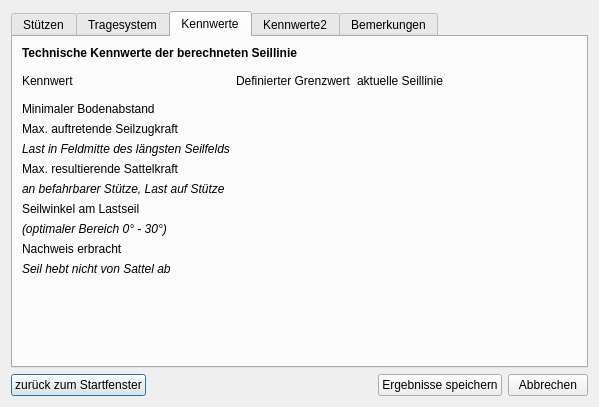
This is gui/adjustmentDialog.ui in piMoll/SEILAPLAN as Qt 5 draws it before an edit. The edited form follows.
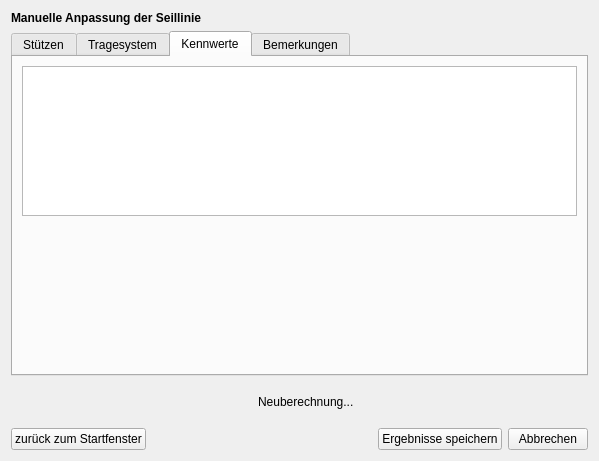
This is the edited form. The open tabs and pages were chosen to show the change. Icons and pictures are not drawn.

The edit to the form file:
```diff
--- a/gui/adjustmentDialog.ui
+++ b/gui/adjustmentDialog.ui
@@ -7,7 +7,7 @@
     <x>0</x>
     <y>0</y>
     <width>599</width>
-    <height>407</height>
+    <height>461</height>
    </rect>
   </property>
   <property name="windowTitle">
@@ -524,381 +524,86 @@
         <attribute name="title">
          <string>Kennwerte</string>
         </attribute>
-        <layout class="QGridLayout" name="gridLayout_4">
-         <item row="3" column="0">
-          <spacer name="verticalSpacer_5">
-           <property name="orientation">
-            <enum>Qt::Vertical</enum>
-           </property>
-           <property name="sizeHint" stdset="0">
-            <size>
-             <width>20</width>
-             <height>40</height>
-            </size>
-           </property>
-          </spacer>
-         </item>
-         <item row="0" column="0">
-          <layout class="QVBoxLayout" name="verticalLayout_2">
-           <item>
-            <widget class="QLabel" name="label_22">
-             <property name="font">
-              <font>
-               <weight>75</weight>
-               <bold>true</bold>
-              </font>
-             </property>
-             <property name="text">
-              <string>Technische Kennwerte der berechneten Seillinie</string>
-             </property>
-            </widget>
-           </item>
-          </layout>
-         </item>
-         <item row="1" column="0">
-          <layout class="QGridLayout" name="gridLayout_5">
-           <item row="3" column="0">
-            <layout class="QVBoxLayout" name="verticalLayout_8">
-             <item>
-              <widget class="QLabel" name="label_29">
-               <property name="text">
-                <string>Max. resultierende Sattelkraft</string>
-               </property>
-              </widget>
-             </item>
-             <item>
-              <widget class="QLabel" name="label_34">
-               <property name="font">
-                <font>
-                 <italic>true</italic>
-                </font>
-               </property>
-               <property name="text">
-                <string>an befahrbarer Stütze, Last auf Stütze</string>
-               </property>
-              </widget>
-             </item>
-            </layout>
-           </item>
-           <item row="4" column="0">
-            <layout class="QVBoxLayout" name="verticalLayout_9">
-             <item>
-              <widget class="QLabel" name="label_39">
-               <property name="text">
-                <string>Seilwinkel am Lastseil</string>
-               </property>
-              </widget>
-             </item>
-             <item>
-              <widget class="QLabel" name="label_40">
-               <property name="font">
-                <font>
-                 <italic>true</italic>
-                </font>
-               </property>
-               <property name="text">
-                <string>(optimaler Bereich 0° - 30°)</string>
-               </property>
-              </widget>
-             </item>
-            </layout>
-           </item>
-           <item row="1" column="1">
-            <widget class="QLabel" name="txtBodenabstT">
-             <property name="text">
-              <string/>
-             </property>
-            </widget>
-           </item>
-           <item row="0" column="0">
-            <widget class="QLabel" name="label_23">
-             <property name="minimumSize">
-              <size>
-               <width>0</width>
-               <height>30</height>
-              </size>
-             </property>
-             <property name="text">
-              <string>Kennwert</string>
-             </property>
-            </widget>
-           </item>
-           <item row="4" column="1">
-            <widget class="QLabel" name="txtAlphaT">
-             <property name="text">
-              <string/>
-             </property>
-            </widget>
-           </item>
-           <item row="5" column="0">
-            <layout class="QVBoxLayout" name="verticalLayout_10">
-             <item>
-              <widget class="QLabel" name="label_41">
-               <property name="text">
-                <string>Nachweis erbracht</string>
-               </property>
-              </widget>
-             </item>
-             <item>
-              <widget class="QLabel" name="label_42">
-               <property name="font">
-                <font>
-                 <italic>true</italic>
-                </font>
-               </property>
-               <property name="text">
-                <string>Seil hebt nicht von Sattel ab</string>
-               </property>
-              </widget>
-             </item>
-            </layout>
-           </item>
-           <item row="0" column="2">
-            <widget class="QLabel" name="label_25">
-             <property name="text">
-              <string>aktuelle Seillinie</string>
-             </property>
-            </widget>
-           </item>
-           <item row="2" column="0">
-            <layout class="QVBoxLayout" name="verticalLayout_7">
-             <item>
-              <widget class="QLabel" name="label_32">
-               <property name="text">
-                <string>Max. auftretende Seilzugkraft</string>
-               </property>
-              </widget>
-             </item>
-             <item>
-              <widget class="QLabel" name="label_33">
-               <property name="font">
-                <font>
-                 <italic>true</italic>
-                </font>
-               </property>
-               <property name="text">
-                <string>Last in Feldmitte des längsten Seilfelds</string>
-               </property>
-              </widget>
-             </item>
-            </layout>
-           </item>
-           <item row="2" column="1">
-            <widget class="QLabel" name="txtTmaxT">
-             <property name="text">
-              <string/>
-             </property>
-            </widget>
-           </item>
-           <item row="0" column="1">
-            <widget class="QLabel" name="label_24">
-             <property name="text">
-              <string>Definierter Grenzwert</string>
-             </property>
-            </widget>
-           </item>
-           <item row="5" column="1">
-            <widget class="QLabel" name="txtNachwT">
-             <property name="text">
-              <string/>
-             </property>
-            </widget>
-           </item>
-           <item row="2" column="2">
-            <widget class="QLabel" name="txtTmaxV">
-             <property name="text">
-              <string/>
-             </property>
-            </widget>
-           </item>
-           <item row="3" column="2">
-            <widget class="QLabel" name="txtFSaBefV">
-             <property name="text">
-              <string/>
-             </property>
-            </widget>
-           </item>
-           <item row="1" column="2">
-            <widget class="QLabel" name="txtMinBodenabstV">
-             <property name="text">
-              <string/>
-             </property>
-            </widget>
-           </item>
-           <item row="1" column="0">
-            <widget class="QLabel" name="label_26">
-             <property name="text">
-              <string>Minimaler Bodenabstand</string>
-             </property>
-            </widget>
-           </item>
-           <item row="3" column="1">
-            <widget class="QLabel" name="txtFSaBefT">
-             <property name="text">
-              <string/>
-             </property>
-            </widget>
-           </item>
-           <item row="1" column="3">
-            <widget class="QLabel" name="label_43">
-             <property name="text">
-              <string>&lt;html&gt;&lt;head/&gt;&lt;body&gt;&lt;p&gt;&lt;img src=&quot;:/plugins/SeilaplanPlugin/gui/icons/icon_yellow.png&quot;/&gt;&lt;/p&gt;&lt;/body&gt;&lt;/html&gt;</string>
-             </property>
-            </widget>
-           </item>
-           <item row="2" column="3">
-            <widget class="QLabel" name="label_44">
-             <property name="text">
-              <string>&lt;html&gt;&lt;head/&gt;&lt;body&gt;&lt;p&gt;&lt;img src=&quot;:/plugins/SeilaplanPlugin/gui/icons/icon_yellow.png&quot;/&gt;&lt;/p&gt;&lt;/body&gt;&lt;/html&gt;</string>
-             </property>
-            </widget>
-           </item>
-           <item row="3" column="3">
-            <widget class="QLabel" name="label_45">
-             <property name="text">
-              <string>&lt;html&gt;&lt;head/&gt;&lt;body&gt;&lt;p&gt;&lt;img src=&quot;:/plugins/SeilaplanPlugin/gui/icons/icon_yellow.png&quot;/&gt;&lt;/p&gt;&lt;/body&gt;&lt;/html&gt;</string>
-             </property>
-            </widget>
-           </item>
-           <item row="4" column="3">
-            <widget class="QLabel" name="label_46">
-             <property name="text">
-              <string>&lt;html&gt;&lt;head/&gt;&lt;body&gt;&lt;p&gt;&lt;img src=&quot;:/plugins/SeilaplanPlugin/gui/icons/icon_yellow.png&quot;/&gt;&lt;/p&gt;&lt;/body&gt;&lt;/html&gt;</string>
-             </property>
-            </widget>
-           </item>
-           <item row="5" column="3">
-            <widget class="QLabel" name="label_47">
-             <property name="text">
-              <string>&lt;html&gt;&lt;head/&gt;&lt;body&gt;&lt;p&gt;&lt;img src=&quot;:/plugins/SeilaplanPlugin/gui/icons/icon_yellow.png&quot;/&gt;&lt;/p&gt;&lt;/body&gt;&lt;/html&gt;</string>
-             </property>
-            </widget>
-           </item>
-           <item row="4" column="2">
-            <widget class="QLabel" name="txtAlphaV">
-             <property name="text">
-              <string/>
-             </property>
-            </widget>
-           </item>
-           <item row="5" column="2">
-            <widget class="QLabel" name="txtNachwV">
-             <property name="text">
-              <string/>
-             </property>
-            </widget>
-           </item>
-          </layout>
-         </item>
-        </layout>
-       </widget>
-       <widget class="QWidget" name="tabThreshold2">
-        <attribute name="title">
-         <string>Kennwerte2</string>
-        </attribute>
         <layout class="QVBoxLayout" name="verticalLayout_12">
          <item>
           <layout class="QVBoxLayout" name="verticalLayout_11">
            <item>
-            <widget class="QTableWidget" name="tableThresholds">
-             <property name="frameShape">
-              <enum>QFrame::StyledPanel</enum>
+            <layout class="QHBoxLayout" name="horizontalLayout">
+             <item>
+              <widget class="QTableView" name="tableThresholds">
+               <property name="enabled">
+                <bool>true</bool>
+               </property>
+               <property name="sizePolicy">
+                <sizepolicy hsizetype="Expanding" vsizetype="Expanding">
+                 <horstretch>0</horstretch>
+                 <verstretch>0</verstretch>
+                </sizepolicy>
+               </property>
+               <property name="locale">
+                <locale language="German" country="Switzerland"/>
+               </property>
+               <property name="frameShape">
+                <enum>QFrame::StyledPanel</enum>
+               </property>
+               <property name="frameShadow">
+                <enum>QFrame::Sunken</enum>
+               </property>
+               <property name="verticalScrollBarPolicy">
+                <enum>Qt::ScrollBarAsNeeded</enum>
+               </property>
+               <property name="horizontalScrollBarPolicy">
+                <enum>Qt::ScrollBarAsNeeded</enum>
+               </property>
+               <property name="sizeAdjustPolicy">
+                <enum>QAbstractScrollArea::AdjustToContents</enum>
+               </property>
+               <property name="autoScroll">
+                <bool>true</bool>
+               </property>
+               <property name="showDropIndicator" stdset="0">
+                <bool>false</bool>
+               </property>
+               <property name="selectionMode">
+                <enum>QAbstractItemView::SingleSelection</enum>
+               </property>
+               <property name="selectionBehavior">
+                <enum>QAbstractItemView::SelectItems</enum>
+               </property>
+               <property name="wordWrap">
+                <bool>true</bool>
+               </property>
+               <property name="cornerButtonEnabled">
+                <bool>false</bool>
+               </property>
+               <attribute name="horizontalHeaderHighlightSections">
+                <bool>false</bool>
+               </attribute>
+               <attribute name="horizontalHeaderStretchLastSection">
+                <bool>true</bool>
+               </attribute>
+               <attribute name="verticalHeaderVisible">
+                <bool>false</bool>
+               </attribute>
+               <attribute name="verticalHeaderMinimumSectionSize">
+                <number>40</number>
+               </attribute>
+              </widget>
+             </item>
+            </layout>
+           </item>
+           <item>
+            <spacer name="verticalSpacer">
+             <property name="orientation">
+              <enum>Qt::Vertical</enum>
              </property>
-             <property name="frameShadow">
-              <enum>QFrame::Sunken</enum>
+             <property name="sizeHint" stdset="0">
+              <size>
+               <width>20</width>
+               <height>1</height>
+              </size>
              </property>
-             <property name="sizeAdjustPolicy">
-              <enum>QAbstractScrollArea::AdjustToContents</enum>
-             </property>
-             <property name="rowCount">
-              <number>5</number>
-             </property>
-             <property name="columnCount">
-              <number>4</number>
-             </property>
-             <attribute name="horizontalHeaderVisible">
-              <bool>false</bool>
-             </attribute>
-             <attribute name="horizontalHeaderHighlightSections">
-              <bool>true</bool>
-             </attribute>
-             <attribute name="verticalHeaderVisible">
-              <bool>false</bool>
-             </attribute>
-             <attribute name="verticalHeaderHighlightSections">
-              <bool>true</bool>
-             </attribute>
-             <row>
-              <property name="text">
-               <string>New Row</string>
-              </property>
-             </row>
-             <row>
-              <property name="text">
-               <string>New Row</string>
-              </property>
-             </row>
-             <row>
-              <property name="text">
-               <string>New Row</string>
-              </property>
-             </row>
-             <row>
-              <property name="text">
-               <string>New Row</string>
-              </property>
-             </row>
-             <row>
-              <property name="text">
-               <string>New Row</string>
-              </property>
-             </row>
-             <column>
-              <property name="text">
-               <string>Kennwert</string>
-              </property>
-             </column>
-             <column>
-              <property name="text">
-               <string>Def. Grenzwert</string>
-              </property>
-             </column>
-             <column>
-              <property name="text">
-               <string>aktuelle Seillinie</string>
-              </property>
-             </column>
-             <column>
-              <property name="text">
-               <string/>
-              </property>
-             </column>
-             <item row="0" column="0">
-              <property name="text">
-               <string>Minimaler Bodenabstand</string>
-              </property>
-             </item>
-             <item row="1" column="0">
-              <property name="text">
-               <string>Max. auftretende Seilzugkraft am Lastseil (Last in Feldmitte des längsten Seilfeldes)</string>
-              </property>
-             </item>
-             <item row="2" column="0">
-              <property name="text">
-               <string>Resultierende Sattelkraft (an befahrbarer Stütze, Last auf Stütze)</string>
-              </property>
-             </item>
-             <item row="3" column="0">
-              <property name="text">
-               <string>Seilwinkel am Lastseil (optimaler Bereich 0° - 30°)</string>
-              </property>
-             </item>
-             <item row="4" column="0">
-              <property name="text">
-               <string>Nachweis erbracht, dass Seil nicht vom Sattel abhebt</string>
-              </property>
-             </item>
-            </widget>
+            </spacer>
            </item>
           </layout>
          </item>
@@ -955,16 +660,16 @@
      </item>
     </layout>
    </item>
-   <item row="0" column="0">
-    <layout class="QVBoxLayout" name="plotLayout"/>
-   </item>
-   <item row="3" column="0">
+   <item row="4" column="0">
     <layout class="QHBoxLayout" name="buttonLayout">
      <item>
       <widget class="QPushButton" name="btnBackToStart">
        <property name="text">
         <string>zurück zum Startfenster</string>
        </property>
+       <property name="autoDefault">
+        <bool>false</bool>
+       </property>
       </widget>
      </item>
      <item>
@@ -985,6 +690,9 @@
        <property name="text">
         <string>Ergebnisse speichern</string>
        </property>
+       <property name="autoDefault">
+        <bool>false</bool>
+       </property>
       </widget>
      </item>
      <item>
@@ -992,10 +700,73 @@
        <property name="text">
         <string>Abbrechen</string>
        </property>
+       <property name="autoDefault">
+        <bool>false</bool>
+       </property>
       </widget>
      </item>
     </layout>
    </item>
+   <item row="3" column="0">
+    <layout class="QHBoxLayout" name="horizontalLayout_2">
+     <item>
+      <spacer name="horizontalSpacer_2">
+       <property name="orientation">
+        <enum>Qt::Horizontal</enum>
+       </property>
+       <property name="sizeHint" stdset="0">
+        <size>
+         <width>40</width>
+         <height>40</height>
+        </size>
+       </property>
+      </spacer>
+     </item>
+     <item>
+      <widget class="QLabel" name="recalcStatus_ico">
+       <property name="text">
+        <string/>
+       </property>
+       <property name="pixmap">
+        <pixmap resource="resources.qrc">:/plugins/SeilaplanPlugin/gui/icons/icon_reload.png</pixmap>
+       </property>
+      </widget>
+     </item>
+     <item>
+      <widget class="QLabel" name="recalcStatus_txt">
+       <property name="text">
+        <string>Neuberechnung...</string>
+       </property>
+      </widget>
+     </item>
+     <item>
+      <spacer name="horizontalSpacer">
+       <property name="orientation">
+        <enum>Qt::Horizontal</enum>
+       </property>
+       <property name="sizeHint" stdset="0">
+        <size>
+         <width>40</width>
+         <height>40</height>
+        </size>
+       </property>
+      </spacer>
+     </item>
+    </layout>
+   </item>
+   <item row="1" column="0">
+    <widget class="QLabel" name="label_18">
+     <property name="font">
+      <font>
+       <weight>75</weight>
+       <bold>true</bold>
+      </font>
+     </property>
+     <property name="text">
+      <string>Manuelle Anpassung der Seillinie</string>
+     </property>
+    </widget>
+   </item>
   </layout>
  </widget>
  <resources>
```
Left out of the diff: 9 changed lines with no effect on the pictures.
